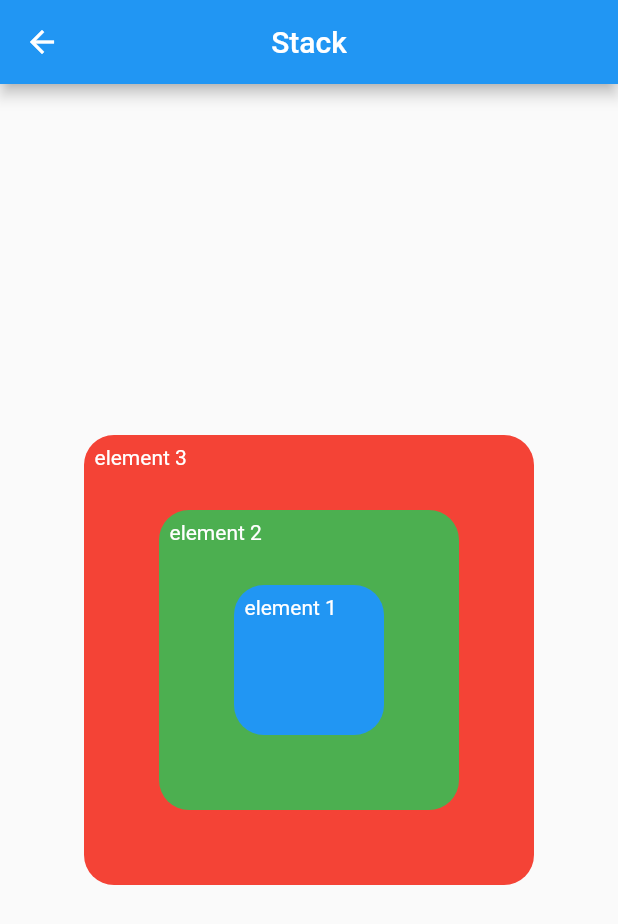
After one commit to madhavtripathi05/Flutter-Examples, a Flutter app: the StackWidget screen opened by its route, on a phone screen of 412 x 824 dp. The commit adds this screen. Shown: the top 924 px of the screen. Run offline on Flutter 3.47's test engine with Material 2 defaults, Android fonts, the phone set to English and light mode, and no system bars; our stand-ins replace simple_animations.

Commit message:
added Stack widget

```diff
--- a/material_app/lib/main.dart
+++ b/material_app/lib/main.dart
@@ -1,4 +1,5 @@
 import 'package:flutter/material.dart';
+import 'package:material_app/widgets/stack_widget.dart';
 
 import './widgets/row_column.dart';
 import './widgets/scaffold_widget.dart';
@@ -19,7 +20,7 @@ class MyApp extends StatelessWidget {
       //theme:
       theme: ThemeData(
         primaryColor: Colors.blue,
-        accentColor: Color(0xff),
+
       ),
 
       //our app will be loaded from here
@@ -30,6 +31,7 @@ class MyApp extends StatelessWidget {
         /*if home not specified app will start from here*/
         ScaffoldWidget.routeName: (context) => ScaffoldWidget(),
         RowColumn.routeName: (context) => RowColumn(),
+        StackWidget.routeName:(context)=>StackWidget(),
       },
     );
   }
--- a/material_app/lib/widgets/scaffold_widget.dart
+++ b/material_app/lib/widgets/scaffold_widget.dart
@@ -1,6 +1,7 @@
 import 'dart:math';
 
 import 'package:flutter/material.dart';
+import 'package:material_app/widgets/stack_widget.dart';
 
 import '../widgets/row_column.dart';
 
@@ -67,7 +68,8 @@ class _ScaffoldWidgetState extends State<ScaffoldWidget> {
               ListTile(
                 title: Text('Option $i'),
                 leading: Icon(Icons.check_circle_outline, color: myColor),
-                onTap: () => print('option $i pressed'),
+                onTap: () =>
+                  Navigator.pushNamed(context, StackWidget.routeName),
               ),
             FlatButton(
               onPressed: () =>
@@ -125,6 +127,7 @@ class _ScaffoldWidgetState extends State<ScaffoldWidget> {
       ],
       bottomNavigationBar: BottomNavigationBar(
           selectedItemColor: myColor,
+
           onTap: (val) {
             setState(() => selectedIndex = val);
             changeColor();
--- /dev/null
+++ b/material_app/lib/widgets/stack_widget.dart
@@ -0,0 +1,91 @@
+import 'package:flutter/material.dart';
+import 'package:simple_animations/simple_animations.dart';
+
+class StackWidget extends StatefulWidget {
+  static const routeName = 'stack-widget';
+  @override
+  _StackWidgetState createState() => _StackWidgetState();
+}
+
+class _StackWidgetState extends State<StackWidget> {
+  final tween = MultiTrackTween([
+    Track("color1").add(
+        Duration(seconds: 3), ColorTween(begin: Colors.red, end: Colors.blue),
+        curve: Curves.decelerate),
+    Track("color2").add(
+        Duration(seconds: 2), ColorTween(begin: Colors.blue, end: Colors.green),
+        curve: Curves.decelerate),
+    Track("color3").add(
+        Duration(seconds: 1), ColorTween(begin: Colors.green, end: Colors.red),
+        curve: Curves.decelerate),
+    Track("rotation3").add(Duration(seconds: 3), ConstantTween(0.0)).add(
+        Duration(seconds: 3), Tween(begin: 0.0, end: 3.14),
+        curve: Curves.decelerate),
+    Track("rotation2").add(Duration(seconds: 2), ConstantTween(0.0)).add(
+        Duration(seconds: 2), Tween(begin: 0.0, end: 3.14),
+        curve: Curves.decelerate),
+    Track("rotation1").add(Duration(seconds: 1), ConstantTween(0.0)).add(
+        Duration(seconds: 1), Tween(begin: 0.0, end: 3.14),
+        curve: Curves.decelerate),
+  ]);
+
+  Widget buildAnimation(double size, int num) {
+    return ControlledAnimation(
+      playback: Playback.MIRROR,
+      duration: tween.duration,
+      tween: tween,
+      builder: (context, animation) {
+        return Transform.rotate(
+          angle: animation["rotation$num"],
+          child: Container(
+            decoration: BoxDecoration(
+                color: animation["color$num"],
+                borderRadius: BorderRadius.circular(20)),
+            width: size,
+            height: size,
+            padding: EdgeInsets.all(7),
+            child: Text(
+              'element $num',
+              style: TextStyle(color: Colors.white),
+            ),
+          ),
+        );
+      },
+    );
+  }
+
+  Widget coloredContainer(Color color, double size, int elem) {
+    return Container(
+      padding: EdgeInsets.all(7),
+      child: Text('element $elem', style: TextStyle(color: Colors.white)),
+      decoration: BoxDecoration(
+          color: color , borderRadius: BorderRadius.circular(20)),
+      height: size,
+      width: size,
+    );
+  }
+
+  @override
+  Widget build(BuildContext context) {
+    return Scaffold(
+      appBar: AppBar(
+        title: Text('Stack'),
+        centerTitle: true,
+      ),
+      body: Center(
+        child: Stack(
+          alignment: AlignmentDirectional.center,
+          children: <Widget>[
+            // buildAnimation(300, 3), //last element
+            // buildAnimation(200, 2), //middle element
+            // buildAnimation(100, 1), //first element
+            //to see animation comment the following 3 lines and uncomment the above 3 lines
+            coloredContainer(Colors.red, 300, 3), //last element
+            coloredContainer(Colors.green, 200, 2),//middle element
+            coloredContainer(Colors.blue, 100, 1),//first element
+          ],
+        ),
+      ),
+    );
+  }
+}
```
Also changed, not shown: material_app/lib/widgets/animation_demo.dart (added, +19 -0 lines), material_app/lib/widgets/row_column.dart (+3 -8 lines), material_app/pubspec.yaml (+4 -3 lines), material_app/pubspec.lock.
